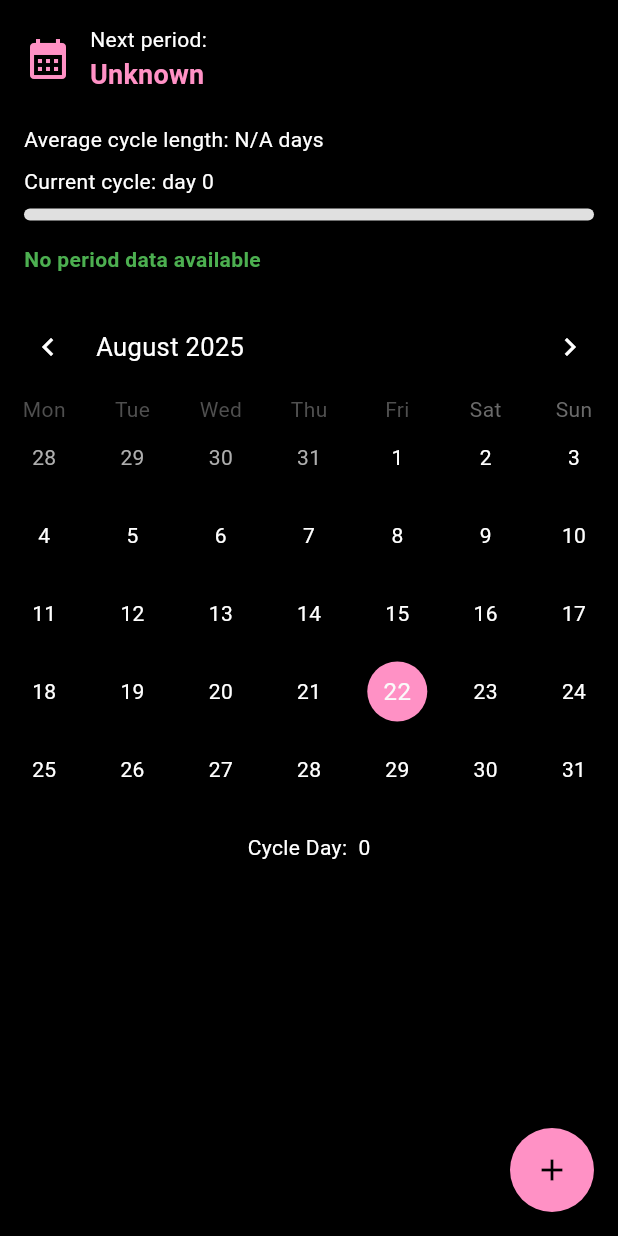
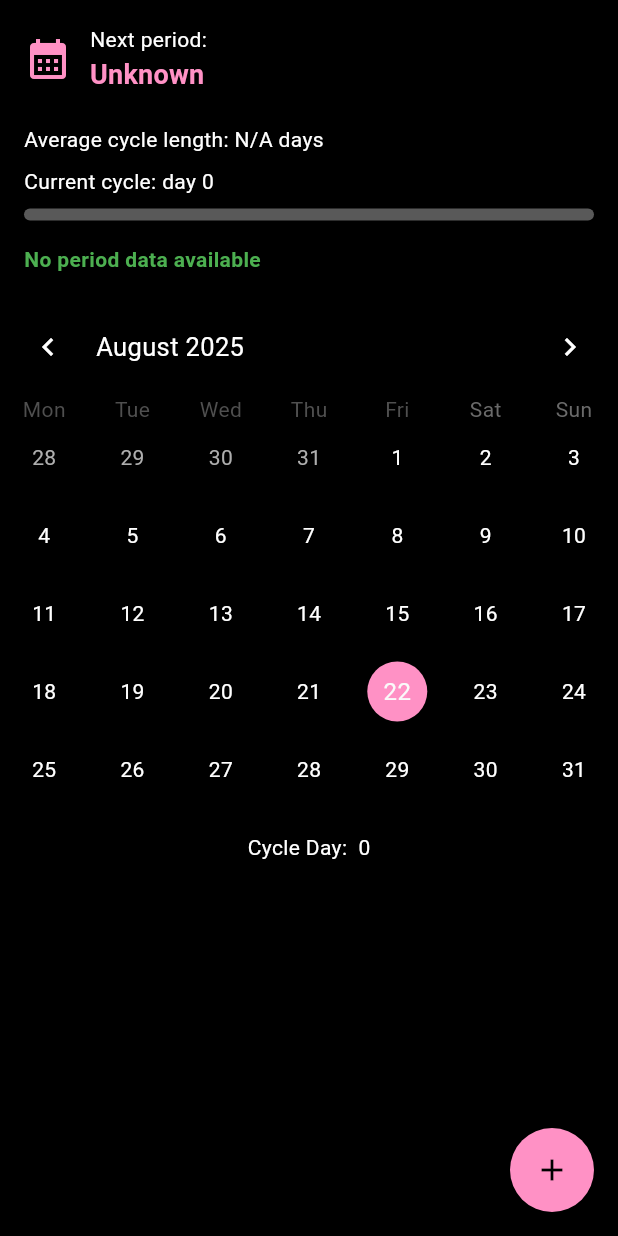
Before and after one commit to lebaaar/period_tracker, a Flutter app: the HomePage screen opened directly, on a phone screen of 412 x 824 dp. Run offline on Flutter 3.47's test engine with Material 3 defaults, Android fonts, the phone set to English and light mode, and no system bars; drawn by our look-alikes of table_calendar; our stand-ins replace go_router, package_info_plus, shared_preferences, sqflite; accounts and stored records are empty.

Commit message:
progress bar improve

```diff
--- a/lib/pages/home_page.dart
+++ b/lib/pages/home_page.dart
@@ -104,11 +104,11 @@ class _HomePageState extends State<HomePage> with TickerProviderStateMixin {
                   LinearProgressIndicator(
                     value: progress,
                     valueColor: AlwaysStoppedAnimation<Color>(
-                      Theme.of(context).colorScheme.secondary,
+                      Theme.of(context).colorScheme.primary,
                     ),
                     minHeight: 8,
-                    backgroundColor: Colors.grey[300], // TODO
-                    color: Theme.of(context).colorScheme.secondary,
+                    backgroundColor: Theme.of(context).colorScheme.secondary,
+                    color: Theme.of(context).colorScheme.primary,
                     borderRadius: BorderRadius.circular(4),
                   ),
                   const SizedBox(height: 16),
--- a/lib/theme.dart
+++ b/lib/theme.dart
@@ -10,7 +10,7 @@ final ColorScheme colorScheme = ColorScheme.dark(
   onPrimaryContainer: Colors.white,
 
   // TBD - when creating calendar highlighting...
-  secondary: Color(0xFFB1A6C9),
+  secondary: Color.fromARGB(255, 89, 89, 89),
   onSecondary: Color(0xFF231532),
   secondaryContainer: Color(0xFF3A2C4A),
   onSecondaryContainer: Color(0xFFE5DFF2),
```
